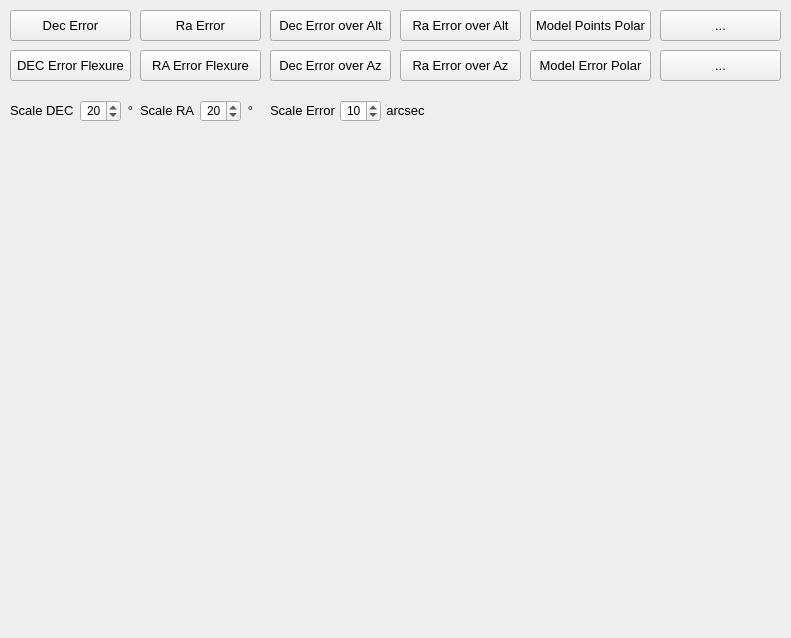
sayitfast/MountWizzard3, file mountwizzard/gui/analyse_dialog_ui.ui: the form before one commit.
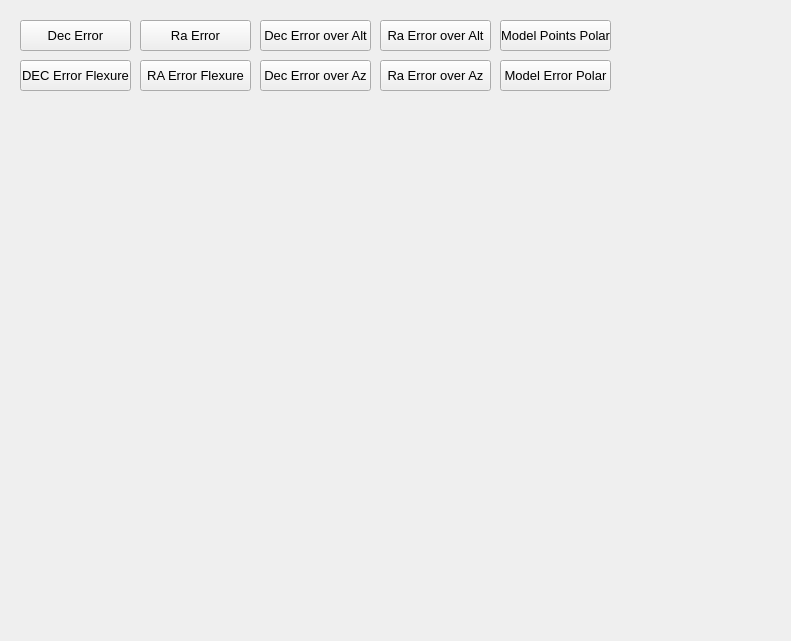
The form after the commit.

Patch:
```diff
--- a/mountwizzard/gui/analyse_dialog_ui.ui
+++ b/mountwizzard/gui/analyse_dialog_ui.ui
@@ -7,7 +7,7 @@
     <x>0</x>
     <y>0</y>
     <width>791</width>
-    <height>638</height>
+    <height>641</height>
    </rect>
   </property>
   <property name="windowTitle">
@@ -16,10 +16,10 @@
   <widget class="QWidget" name="analyse" native="true">
    <property name="geometry">
     <rect>
-     <x>0</x>
-     <y>140</y>
-     <width>791</width>
-     <height>491</height>
+     <x>10</x>
+     <y>120</y>
+     <width>771</width>
+     <height>511</height>
     </rect>
    </property>
    <property name="font">
@@ -27,13 +27,16 @@
      <family>Arial</family>
     </font>
    </property>
+   <property name="autoFillBackground">
+    <bool>true</bool>
+   </property>
   </widget>
   <widget class="QPushButton" name="btn_selectDecError">
    <property name="geometry">
     <rect>
-     <x>10</x>
-     <y>10</y>
-     <width>121</width>
+     <x>20</x>
+     <y>20</y>
+     <width>111</width>
      <height>31</height>
     </rect>
    </property>
@@ -53,8 +56,8 @@
    <property name="geometry">
     <rect>
      <x>140</x>
-     <y>10</y>
-     <width>121</width>
+     <y>20</y>
+     <width>111</width>
      <height>31</height>
     </rect>
    </property>
@@ -73,9 +76,9 @@
   <widget class="QPushButton" name="btn_selectDecErrorAltitude">
    <property name="geometry">
     <rect>
-     <x>270</x>
-     <y>10</y>
-     <width>121</width>
+     <x>260</x>
+     <y>20</y>
+     <width>111</width>
      <height>31</height>
     </rect>
    </property>
@@ -94,9 +97,9 @@
   <widget class="QPushButton" name="btn_selectRaErrorAltitude">
    <property name="geometry">
     <rect>
-     <x>400</x>
-     <y>10</y>
-     <width>121</width>
+     <x>380</x>
+     <y>20</y>
+     <width>111</width>
      <height>31</height>
     </rect>
    </property>
@@ -115,9 +118,9 @@
   <widget class="QPushButton" name="btn_selectModelPointPolar">
    <property name="geometry">
     <rect>
-     <x>530</x>
-     <y>10</y>
-     <width>121</width>
+     <x>500</x>
+     <y>20</y>
+     <width>111</width>
      <height>31</height>
     </rect>
    </property>
@@ -136,9 +139,9 @@
   <widget class="QPushButton" name="btn_selectDecErrorAzimuth">
    <property name="geometry">
     <rect>
-     <x>270</x>
-     <y>50</y>
-     <width>121</width>
+     <x>260</x>
+     <y>60</y>
+     <width>111</width>
      <height>31</height>
     </rect>
    </property>
@@ -157,9 +160,9 @@
   <widget class="QPushButton" name="btn_selectModelPointErrorPolar">
    <property name="geometry">
     <rect>
-     <x>530</x>
-     <y>50</y>
-     <width>121</width>
+     <x>500</x>
+     <y>60</y>
+     <width>111</width>
      <height>31</height>
     </rect>
    </property>
@@ -179,8 +182,8 @@
    <property name="geometry">
     <rect>
      <x>140</x>
-     <y>50</y>
-     <width>121</width>
+     <y>60</y>
+     <width>111</width>
      <height>31</height>
     </rect>
    </property>
@@ -199,9 +202,9 @@
   <widget class="QPushButton" name="btn_selectRaErrorAzimuth">
    <property name="geometry">
     <rect>
-     <x>400</x>
-     <y>50</y>
-     <width>121</width>
+     <x>380</x>
+     <y>60</y>
+     <width>111</width>
      <height>31</height>
     </rect>
    </property>
@@ -217,231 +220,12 @@
     <string>Ra Error over Az</string>
    </property>
   </widget>
-  <widget class="QLabel" name="label_93">
-   <property name="geometry">
-    <rect>
-     <x>140</x>
-     <y>100</y>
-     <width>61</width>
-     <height>21</height>
-    </rect>
-   </property>
-   <property name="font">
-    <font>
-     <pointsize>10</pointsize>
-    </font>
-   </property>
-   <property name="text">
-    <string>Scale RA</string>
-   </property>
-  </widget>
-  <widget class="QLabel" name="label_113">
-   <property name="geometry">
-    <rect>
-     <x>240</x>
-     <y>100</y>
-     <width>21</width>
-     <height>20</height>
-    </rect>
-   </property>
-   <property name="font">
-    <font>
-     <pointsize>10</pointsize>
-    </font>
-   </property>
-   <property name="text">
-    <string>°</string>
-   </property>
-   <property name="alignment">
-    <set>Qt::AlignCenter</set>
-   </property>
-   <property name="wordWrap">
-    <bool>false</bool>
-   </property>
-  </widget>
-  <widget class="QDoubleSpinBox" name="scalePlotRA">
-   <property name="geometry">
-    <rect>
-     <x>200</x>
-     <y>100</y>
-     <width>41</width>
-     <height>22</height>
-    </rect>
-   </property>
-   <property name="toolTip">
-    <string>resulting focal length - please think of reducers etc.</string>
-   </property>
-   <property name="alignment">
-    <set>Qt::AlignRight|Qt::AlignTrailing|Qt::AlignVCenter</set>
-   </property>
-   <property name="decimals">
-    <number>0</number>
-   </property>
-   <property name="minimum">
-    <double>5.000000000000000</double>
-   </property>
-   <property name="maximum">
-    <double>100.000000000000000</double>
-   </property>
-   <property name="singleStep">
-    <double>5.000000000000000</double>
-   </property>
-   <property name="value">
-    <double>20.000000000000000</double>
-   </property>
-  </widget>
-  <widget class="QLabel" name="label_94">
-   <property name="geometry">
-    <rect>
-     <x>10</x>
-     <y>100</y>
-     <width>71</width>
-     <height>21</height>
-    </rect>
-   </property>
-   <property name="font">
-    <font>
-     <pointsize>10</pointsize>
-    </font>
-   </property>
-   <property name="text">
-    <string>Scale DEC</string>
-   </property>
-  </widget>
-  <widget class="QDoubleSpinBox" name="scalePlotDEC">
-   <property name="geometry">
-    <rect>
-     <x>80</x>
-     <y>100</y>
-     <width>41</width>
-     <height>22</height>
-    </rect>
-   </property>
-   <property name="toolTip">
-    <string>resulting focal length - please think of reducers etc.</string>
-   </property>
-   <property name="alignment">
-    <set>Qt::AlignRight|Qt::AlignTrailing|Qt::AlignVCenter</set>
-   </property>
-   <property name="decimals">
-    <number>0</number>
-   </property>
-   <property name="minimum">
-    <double>5.000000000000000</double>
-   </property>
-   <property name="maximum">
-    <double>100.000000000000000</double>
-   </property>
-   <property name="singleStep">
-    <double>5.000000000000000</double>
-   </property>
-   <property name="value">
-    <double>20.000000000000000</double>
-   </property>
-  </widget>
-  <widget class="QLabel" name="label_114">
-   <property name="geometry">
-    <rect>
-     <x>120</x>
-     <y>100</y>
-     <width>21</width>
-     <height>20</height>
-    </rect>
-   </property>
-   <property name="font">
-    <font>
-     <pointsize>10</pointsize>
-    </font>
-   </property>
-   <property name="text">
-    <string>°</string>
-   </property>
-   <property name="alignment">
-    <set>Qt::AlignCenter</set>
-   </property>
-   <property name="wordWrap">
-    <bool>false</bool>
-   </property>
-  </widget>
-  <widget class="QLabel" name="label_95">
-   <property name="geometry">
-    <rect>
-     <x>270</x>
-     <y>100</y>
-     <width>71</width>
-     <height>21</height>
-    </rect>
-   </property>
-   <property name="font">
-    <font>
-     <pointsize>10</pointsize>
-    </font>
-   </property>
-   <property name="text">
-    <string>Scale Error</string>
-   </property>
-  </widget>
-  <widget class="QLabel" name="label_115">
-   <property name="geometry">
-    <rect>
-     <x>380</x>
-     <y>100</y>
-     <width>51</width>
-     <height>20</height>
-    </rect>
-   </property>
-   <property name="font">
-    <font>
-     <pointsize>10</pointsize>
-    </font>
-   </property>
-   <property name="text">
-    <string>arcsec</string>
-   </property>
-   <property name="alignment">
-    <set>Qt::AlignCenter</set>
-   </property>
-   <property name="wordWrap">
-    <bool>false</bool>
-   </property>
-  </widget>
-  <widget class="QDoubleSpinBox" name="scalePlotError">
-   <property name="geometry">
-    <rect>
-     <x>340</x>
-     <y>100</y>
-     <width>41</width>
-     <height>22</height>
-    </rect>
-   </property>
-   <property name="toolTip">
-    <string>resulting focal length - please think of reducers etc.</string>
-   </property>
-   <property name="alignment">
-    <set>Qt::AlignRight|Qt::AlignTrailing|Qt::AlignVCenter</set>
-   </property>
-   <property name="decimals">
-    <number>0</number>
-   </property>
-   <property name="minimum">
-    <double>5.000000000000000</double>
-   </property>
-   <property name="maximum">
-    <double>50.000000000000000</double>
-   </property>
-   <property name="singleStep">
-    <double>5.000000000000000</double>
-   </property>
-   <property name="value">
-    <double>10.000000000000000</double>
-   </property>
-  </widget>
   <widget class="QPushButton" name="btn_selectDecErrorDeviation">
    <property name="geometry">
     <rect>
-     <x>10</x>
-     <y>50</y>
-     <width>121</width>
+     <x>20</x>
+     <y>60</y>
+     <width>111</width>
      <height>31</height>
     </rect>
    </property>
@@ -457,55 +241,13 @@
     <string>DEC Error Flexure</string>
    </property>
   </widget>
-  <widget class="QPushButton" name="btn_selectAnalyseFileName_11">
-   <property name="geometry">
-    <rect>
-     <x>660</x>
-     <y>10</y>
-     <width>121</width>
-     <height>31</height>
-    </rect>
-   </property>
-   <property name="font">
-    <font>
-     <pointsize>10</pointsize>
-    </font>
-   </property>
-   <property name="toolTip">
-    <string>Sets dual tracking on / off</string>
-   </property>
-   <property name="text">
-    <string>...</string>
-   </property>
-  </widget>
-  <widget class="QPushButton" name="btn_selectAnalyseFileName_12">
-   <property name="geometry">
-    <rect>
-     <x>660</x>
-     <y>50</y>
-     <width>121</width>
-     <height>31</height>
-    </rect>
-   </property>
-   <property name="font">
-    <font>
-     <pointsize>10</pointsize>
-    </font>
-   </property>
-   <property name="toolTip">
-    <string>Sets dual tracking on / off</string>
-   </property>
-   <property name="text">
-    <string>...</string>
-   </property>
-  </widget>
   <widget class="QLabel" name="analyseBackground">
    <property name="geometry">
     <rect>
      <x>0</x>
      <y>0</y>
-     <width>791</width>
-     <height>131</height>
+     <width>790</width>
+     <height>111</height>
     </rect>
    </property>
    <property name="text">
```
Left out of the diff: 30 changed lines with no effect on the pictures.
